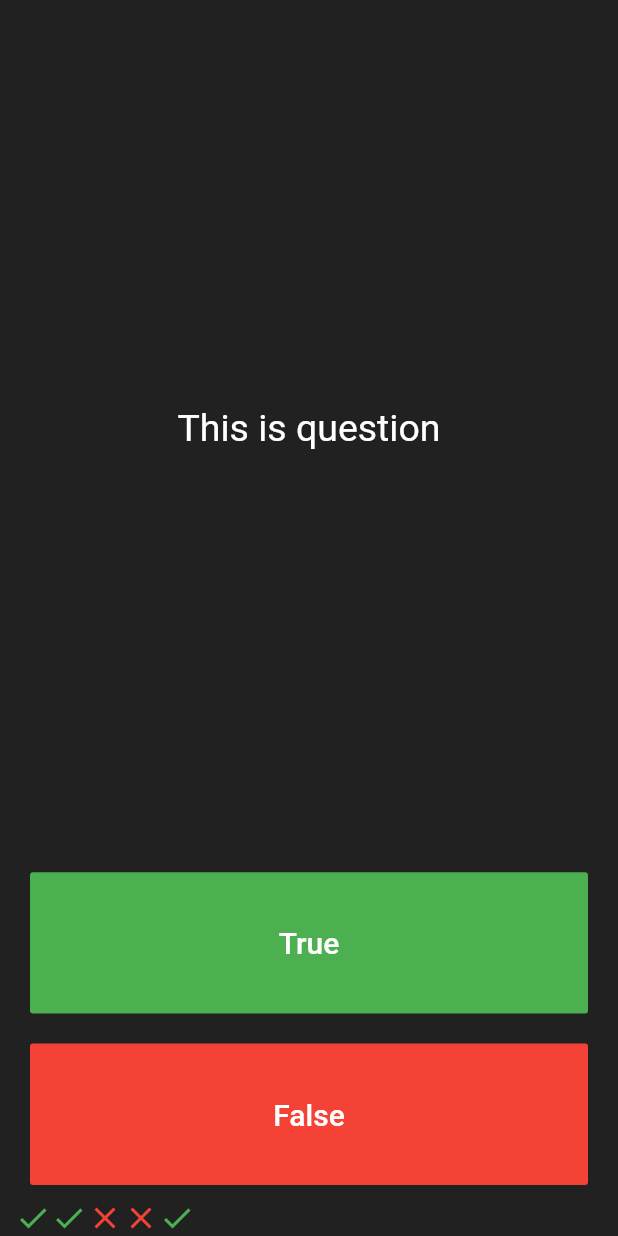
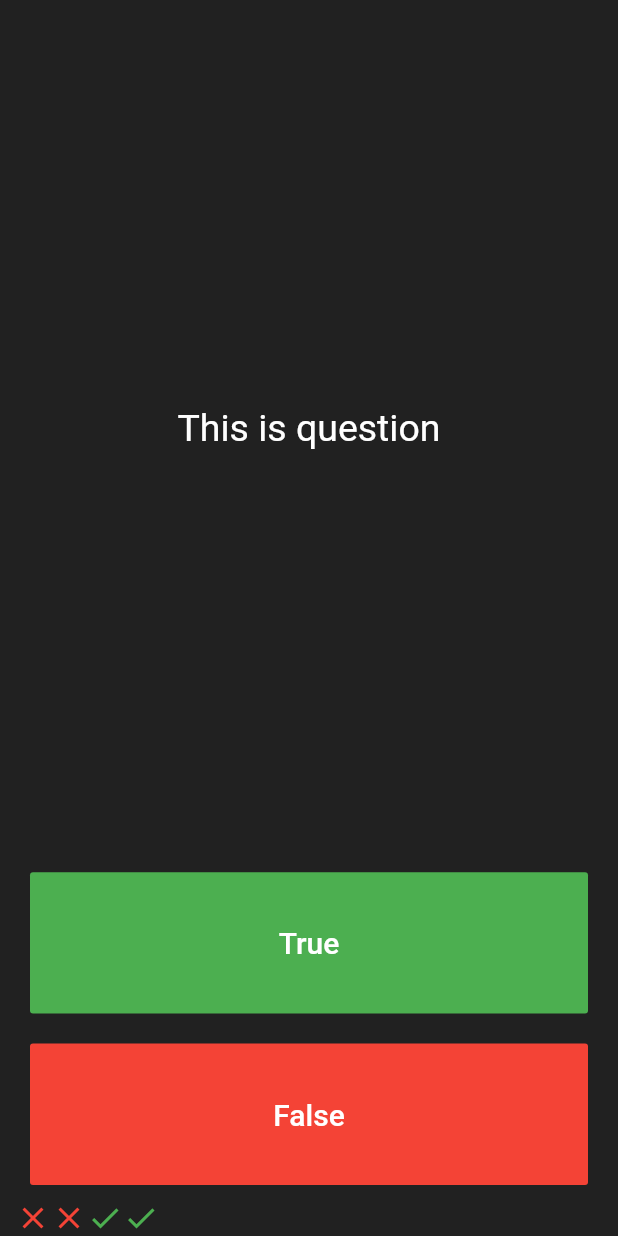
Before and after one commit to pr0mila/Flutter-Practice, a Flutter app: the screen it shows after launch, after a tap on "True", on a phone screen of 412 x 824 dp. Run offline on Flutter 3.47's test engine with Material 2 defaults, Android fonts, the phone set to English and light mode, and no system bars.

Commit message:
list added

```diff
--- a/lib/main.dart
+++ b/lib/main.dart
@@ -31,6 +31,21 @@ class MyHomePage extends StatefulWidget {
   _MyHomePageState createState() => _MyHomePageState();
 }
 
+List<Icon> scoreKeeper = [
+  Icon(
+    Icons.close,
+    color: Colors.red,
+  ),
+  Icon(
+    Icons.close,
+    color: Colors.red,
+  ),
+  Icon(
+    Icons.check,
+    color: Colors.green,
+  ),
+];
+
 class _MyHomePageState extends State<MyHomePage> {
   @override
   Widget build(BuildContext context) {
@@ -63,7 +78,16 @@ class _MyHomePageState extends State<MyHomePage> {
               'True',
               style: TextStyle(color: Colors.white, fontSize: 20.0),
             ),
-            onPressed: () {},
+            onPressed: () {
+              setState(() {
+                scoreKeeper.add(
+                  Icon(
+                    Icons.check,
+                    color: Colors.green,
+                  ),
+                );
+              });
+            },
           ),
         )),
         Expanded(
@@ -76,33 +100,20 @@ class _MyHomePageState extends State<MyHomePage> {
               'False',
               style: TextStyle(color: Colors.white, fontSize: 20.0),
             ),
-            onPressed: () {},
+            onPressed: () {
+              setState(() {
+                scoreKeeper.add(
+                  Icon(
+                    Icons.close,
+                    color: Colors.red,
+                  ),
+                );
+              });
+            },
           ),
         )),
         Row(
-          children:<Widget> [
-            Icon(
-                Icons.check,
-                color: Colors.green,
-            ),
-            Icon(
-              Icons.check,
-              color: Colors.green,
-            ),
-            Icon(
-              Icons.close,
-              color: Colors.red,
-            ),
-            Icon(
-              Icons.close,
-              color: Colors.red,
-            ),
-            Icon(
-              Icons.check,
-              color: Colors.green,
-            )
-
-          ],
+          children: scoreKeeper,
         )
       ],
     );
```
